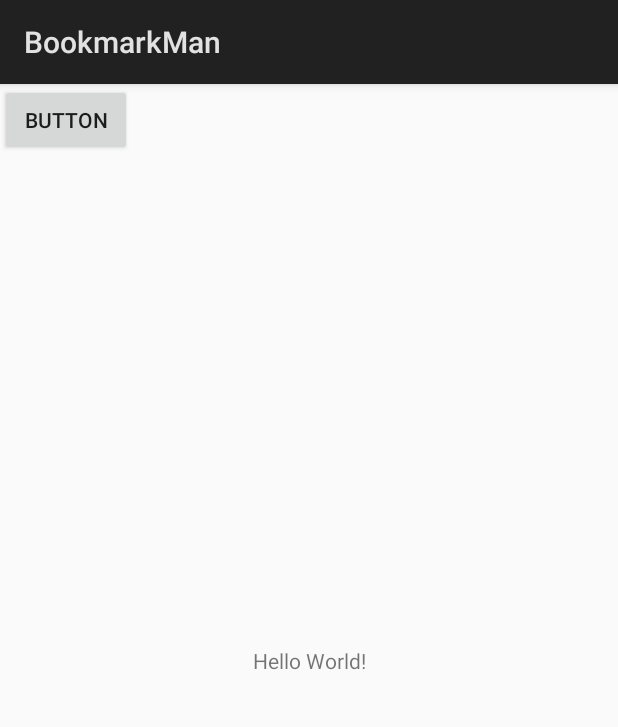
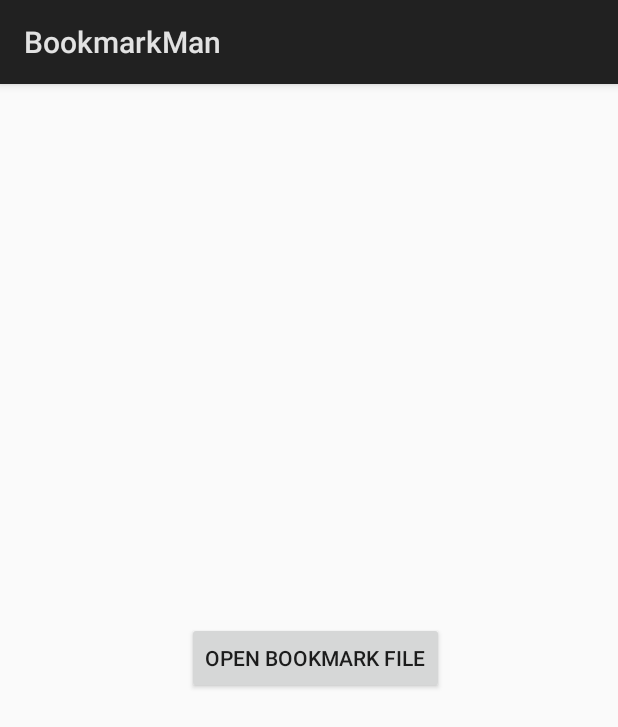
Before and after one commit to colajam93/bookmarkman, an Android app: the screen it shows after launch (MainActivity), on a phone screen of 412 x 824 dp. Shown: the top 727 px of the screen. Run offline under Robolectric (Android 15) with nearby library versions, the phone set to English and light mode, and no system bars.

Commit message:
Update MainActivity view

```diff
--- a/app/src/main/res/layout/activity_main.xml
+++ b/app/src/main/res/layout/activity_main.xml
@@ -7,18 +7,15 @@
         android:layout_height="match_parent"
         tools:context="xyz.vrlk.bookmarkman.MainActivity">
 
-    <TextView
+    <Button
+            android:text="@string/open_bookmark_file"
             android:layout_width="wrap_content"
             android:layout_height="wrap_content"
-            android:text="Hello World!"
-            app:layout_constraintBottom_toBottomOf="parent"
-            app:layout_constraintLeft_toLeftOf="parent"
-            app:layout_constraintRight_toRightOf="parent"
-            app:layout_constraintTop_toTopOf="parent"/>
-    <Button
-            android:text="Button"
-            android:layout_width="wrap_content"
-            android:layout_height="wrap_content" tools:layout_editor_absoluteY="288dp"
-            tools:layout_editor_absoluteX="146dp" android:id="@+id/button"/>
+            android:id="@+id/button" app:layout_constraintLeft_toLeftOf="parent"
+            app:layout_constraintRight_toRightOf="parent" app:layout_constraintTop_toTopOf="parent"
+            android:layout_marginTop="8dp" app:layout_constraintHorizontal_bias="0.519"
+            app:layout_constraintBottom_toBottomOf="parent" android:layout_marginBottom="8dp"
+            android:layout_marginRight="8dp" app:layout_constraintVertical_bias="0.498"
+            android:layout_marginLeft="8dp"/>
 
 </android.support.constraint.ConstraintLayout>
--- a/app/src/main/res/values/strings.xml
+++ b/app/src/main/res/values/strings.xml
@@ -1,3 +1,4 @@
 <resources>
     <string name="app_name">BookmarkMan</string>
+    <string name="open_bookmark_file">Open Bookmark File</string>
 </resources>
```
